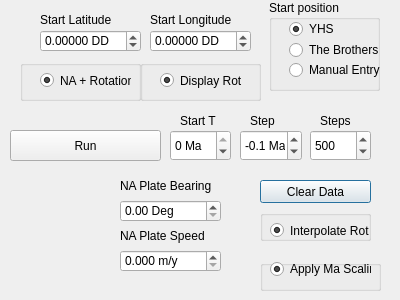
DrStriate/Geology, file pnw_rotation_py/pnw_rotation_py_dialog_base.ui: the form before one commit.
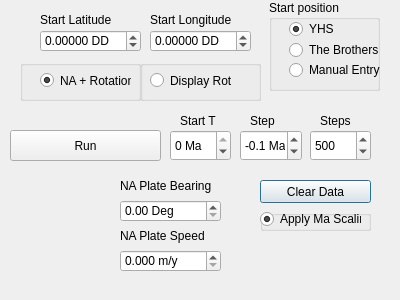
The form after the commit.

```diff
--- a/pnw_rotation_py/pnw_rotation_py_dialog_base.ui
+++ b/pnw_rotation_py/pnw_rotation_py_dialog_base.ui
@@ -173,26 +173,26 @@
      <x>260</x>
      <y>210</y>
      <width>111</width>
-     <height>31</height>
+     <height>21</height>
     </rect>
    </property>
    <property name="title">
     <string/>
    </property>
-   <widget class="QRadioButton" name="rbApplyInterpolation">
+   <widget class="QRadioButton" name="rbApplyMaScaling">
     <property name="geometry">
      <rect>
-      <x>10</x>
-      <y>10</y>
+      <x>0</x>
+      <y>0</y>
       <width>101</width>
-      <height>21</height>
+      <height>18</height>
      </rect>
     </property>
     <property name="toolTipDuration">
      <number>-3</number>
     </property>
     <property name="text">
-     <string>Interpolate Rot</string>
+     <string>Apply Ma Scaling</string>
     </property>
     <property name="checked">
      <bool>true</bool>
@@ -353,38 +353,6 @@
     <double>0.000000000000000</double>
    </property>
   </widget>
-  <widget class="QGroupBox" name="groupBox_4">
-   <property name="geometry">
-    <rect>
-     <x>260</x>
-     <y>260</y>
-     <width>121</width>
-     <height>31</height>
-    </rect>
-   </property>
-   <property name="title">
-    <string/>
-   </property>
-   <widget class="QRadioButton" name="rbApplyMaScaling">
-    <property name="geometry">
-     <rect>
-      <x>10</x>
-      <y>0</y>
-      <width>101</width>
-      <height>18</height>
-     </rect>
-    </property>
-    <property name="toolTipDuration">
-     <number>-3</number>
-    </property>
-    <property name="text">
-     <string>Apply Ma Scaling</string>
-    </property>
-    <property name="checked">
-     <bool>true</bool>
-    </property>
-   </widget>
-  </widget>
   <widget class="QSpinBox" name="sbSteps">
    <property name="geometry">
     <rect>
@@ -541,7 +509,7 @@
    <widget class="QRadioButton" name="rbDisplayRot">
     <property name="geometry">
      <rect>
-      <x>20</x>
+      <x>10</x>
       <y>10</y>
       <width>91</width>
       <height>21</height>
@@ -554,7 +522,7 @@
      <string>Display Rot</string>
     </property>
     <property name="checked">
-     <bool>true</bool>
+     <bool>false</bool>
     </property>
    </widget>
   </widget>
```
